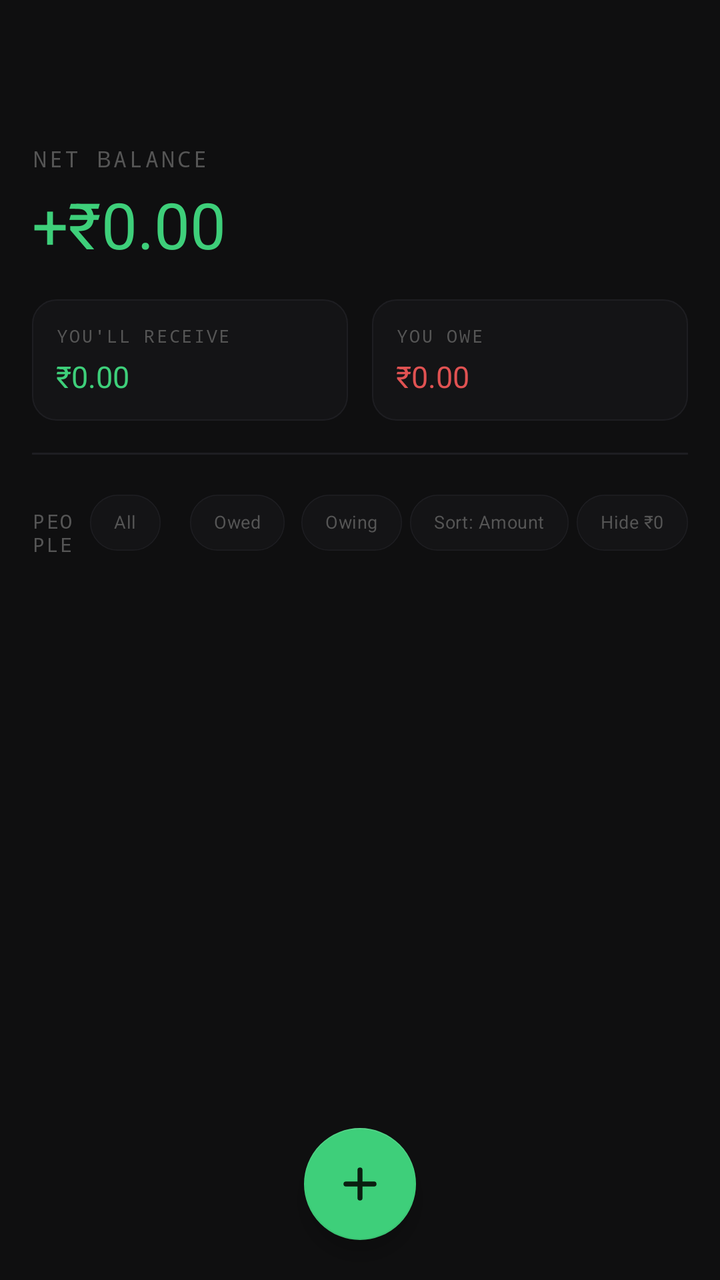
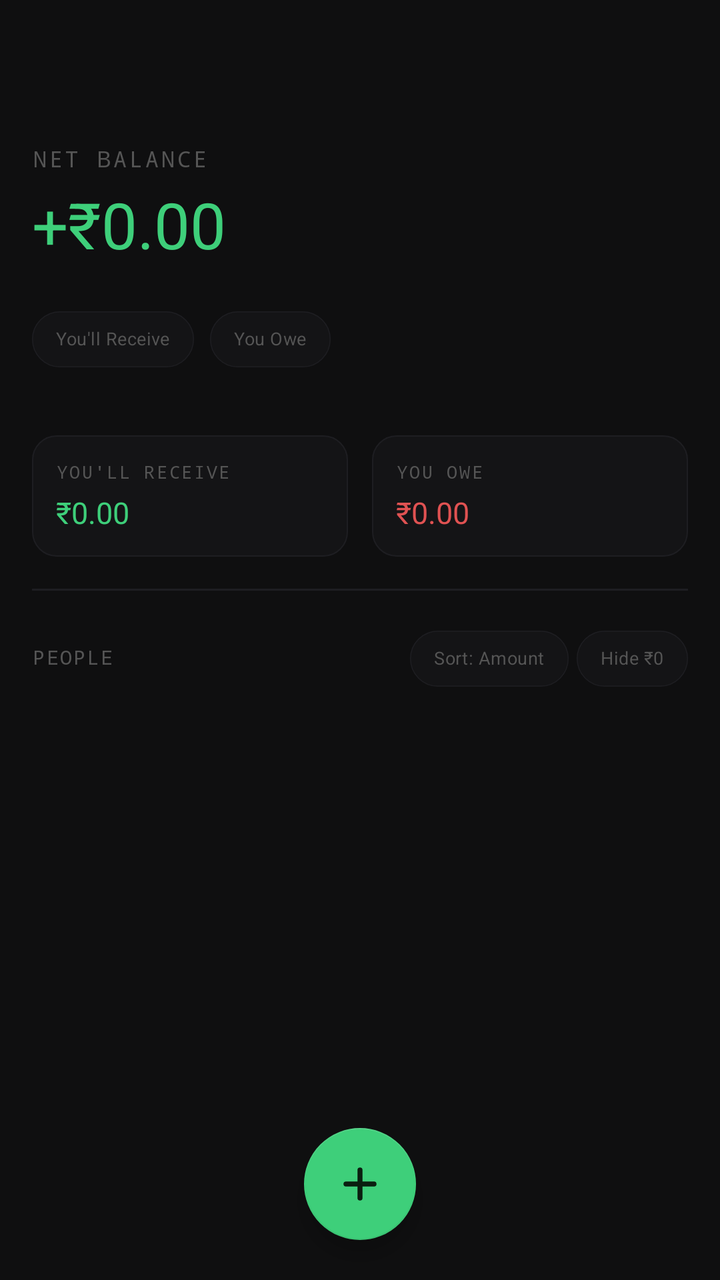

Compare the two renders of this Android layout. The source of the first and the diff that turns it into the second are given below.
<!-- AndroidManifest.xml: application theme Theme.OfflineLedger -->
<!-- res/layout/activity_home.xml -->
<?xml version="1.0" encoding="utf-8"?>
<androidx.coordinatorlayout.widget.CoordinatorLayout
    xmlns:android="http://schemas.android.com/apk/res/android"
    xmlns:app="http://schemas.android.com/apk/res-auto"
    android:layout_width="match_parent"
    android:layout_height="match_parent"
    android:background="@color/bg_primary">

    <com.google.android.material.appbar.AppBarLayout
        android:id="@+id/appBarLayout"
        android:layout_width="match_parent"
        android:layout_height="wrap_content"
        android:background="@color/bg_primary"
        app:elevation="0dp">

        <androidx.appcompat.widget.Toolbar
            android:id="@+id/toolbar"
            android:layout_width="match_parent"
            android:layout_height="?attr/actionBarSize"
            android:background="@color/bg_primary" />

    </com.google.android.material.appbar.AppBarLayout>

    <androidx.core.widget.NestedScrollView
        android:layout_width="match_parent"
        android:layout_height="match_parent"
        app:layout_behavior="@string/appbar_scrolling_view_behavior">

        <LinearLayout
            android:layout_width="match_parent"
            android:layout_height="wrap_content"
            android:orientation="vertical"
            android:padding="16dp">

            
            <TextView
                android:id="@+id/tvNetBalanceLabel"
                android:layout_width="wrap_content"
                android:layout_height="wrap_content"
                android:text="Net Balance"
                android:textColor="@color/hint_text"
                android:textSize="11sp"
                android:letterSpacing="0.12"
                android:textAllCaps="true"
                android:fontFamily="monospace"
                android:layout_marginBottom="4dp"/>

            <TextView
                android:id="@+id/tvNetBalance"
                android:layout_width="wrap_content"
                android:layout_height="wrap_content"
                android:text="+₹0.00"
                android:textColor="@color/color_positive"
                android:textSize="32sp"
                android:layout_marginBottom="4dp"/>

            
            <LinearLayout
                android:layout_width="match_parent"
                android:layout_height="wrap_content"
                android:orientation="horizontal"
                android:layout_marginTop="12dp"
                android:layout_marginBottom="16dp">

                <LinearLayout
                    android:layout_width="0dp"
                    android:layout_height="wrap_content"
                    android:layout_weight="1"
                    android:orientation="vertical"
                    android:background="@drawable/bg_card"
                    android:padding="12dp"
                    android:layout_marginEnd="6dp">
                    <TextView
                        android:layout_width="wrap_content"
                        android:layout_height="wrap_content"
                        android:text="You'll Receive"
                        android:textColor="@color/hint_text"
                        android:textSize="9sp"
                        android:textAllCaps="true"
                        android:letterSpacing="0.1"
                        android:fontFamily="monospace"
                        android:layout_marginBottom="4dp"/>
                    <TextView
                        android:id="@+id/tvReceivable"
                        android:layout_width="wrap_content"
                        android:layout_height="wrap_content"
                        android:text="₹0.00"
                        android:textColor="@color/color_positive"
                        android:textSize="15sp"/>
                </LinearLayout>

                <LinearLayout
                    android:layout_width="0dp"
                    android:layout_height="wrap_content"
                    android:layout_weight="1"
                    android:orientation="vertical"
                    android:background="@drawable/bg_card"
                    android:padding="12dp"
                    android:layout_marginStart="6dp">
                    <TextView
                        android:layout_width="wrap_content"
                        android:layout_height="wrap_content"
                        android:text="You Owe"
                        android:textColor="@color/hint_text"
                        android:textSize="9sp"
                        android:textAllCaps="true"
                        android:letterSpacing="0.1"
                        android:fontFamily="monospace"
                        android:layout_marginBottom="4dp"/>
                    <TextView
                        android:id="@+id/tvOwed"
                        android:layout_width="wrap_content"
                        android:layout_height="wrap_content"
                        android:text="₹0.00"
                        android:textColor="@color/color_negative"
                        android:textSize="15sp"/>
                </LinearLayout>
            </LinearLayout>

            <View
                android:layout_width="match_parent"
                android:layout_height="1dp"
                android:background="@color/divider"
                android:layout_marginBottom="10dp"/>

            
            <LinearLayout
                android:layout_width="match_parent"
                android:layout_height="wrap_content"
                android:orientation="horizontal"
                android:layout_marginBottom="10dp">

                <TextView
                    android:layout_width="0dp"
                    android:layout_height="wrap_content"
                    android:layout_weight="1"
                    android:text="People"
                    android:textColor="@color/hint_text"
                    android:textSize="10sp"
                    android:textAllCaps="true"
                    android:letterSpacing="0.08"
                    android:fontFamily="monospace"
                    android:gravity="center_vertical"/>

                <com.google.android.material.chip.ChipGroup
                    android:layout_width="wrap_content"
                    android:layout_height="wrap_content"
                    app:selectionRequired="true"
                    app:singleSelection="true">

                    <com.google.android.material.chip.Chip
                        android:id="@+id/chipAll"
                        style="@style/FilterChip"
                        android:layout_width="wrap_content"
                        android:layout_height="wrap_content"
                        android:text="All"
                        android:checked="true"/>

                    <com.google.android.material.chip.Chip
                        android:id="@+id/chipOwed"
                        style="@style/FilterChip"
                        android:layout_width="wrap_content"
                        android:layout_height="wrap_content"
                        android:text="Owed"/>

                    <com.google.android.material.chip.Chip
                        android:id="@+id/chipOwing"
                        style="@style/FilterChip"
                        android:layout_width="wrap_content"
                        android:layout_height="wrap_content"
                        android:text="Owing"/>

                </com.google.android.material.chip.ChipGroup>

                <com.google.android.material.chip.Chip
                    android:id="@+id/btnSortToggle"
                    style="@style/FilterChip"
                    android:layout_width="wrap_content"
                    android:layout_height="wrap_content"
                    android:text="Sort: Amount"
                    android:checkable="false"
                    android:layout_marginStart="4dp"/>

                <com.google.android.material.chip.Chip
                    android:id="@+id/chipHideZero"
                    style="@style/FilterChip"
                    android:layout_width="wrap_content"
                    android:layout_height="wrap_content"
                    android:layout_marginStart="4dp"
                    android:text="Hide ₹0"
                    android:checkable="true"/>

            </LinearLayout>

            
            <androidx.recyclerview.widget.RecyclerView
                android:id="@+id/recyclerView"
                android:layout_width="match_parent"
                android:layout_height="wrap_content"
                app:layoutManager="androidx.recyclerview.widget.LinearLayoutManager"
                android:nestedScrollingEnabled="false"/>

            <TextView
                android:id="@+id/tvEmpty"
                android:layout_width="match_parent"
                android:layout_height="wrap_content"
                android:text="No people added yet.\nTap + to get started."
                android:textColor="@color/hint_text"
                android:textSize="14sp"
                android:gravity="center"
                android:padding="40dp"
                android:visibility="gone"/>

        </LinearLayout>
    </androidx.core.widget.NestedScrollView>

    <com.google.android.material.floatingactionbutton.FloatingActionButton
        android:id="@+id/fabAdd"
        android:layout_width="wrap_content"
        android:layout_height="wrap_content"
        android:layout_gravity="bottom|center_horizontal"
        android:layout_margin="20dp"
        android:src="@drawable/ic_add"
        android:contentDescription="Add person"
        app:backgroundTint="@color/color_positive"
        app:tint="@color/fab_icon_tint"/>

</androidx.coordinatorlayout.widget.CoordinatorLayout>
<!-- resources referenced by this layout -->
<resources>
  <color name="bg_primary">#0F0F10</color>
  <color name="color_negative">#E05252</color>
  <color name="color_positive">#3ECF7A</color>
  <color name="divider">#1E1E22</color>
  <color name="fab_icon_tint">#0A1F10</color>
  <color name="hint_text">#555555</color>
  <!-- drawable bg_card (drawable) -->
  <?xml version="1.0" encoding="utf-8"?>
  <shape xmlns:android="http://schemas.android.com/apk/res/android">
      <solid android:color="@color/bg_card"/>
      <corners android:radius="12dp"/>
      <stroke android:width="0.5dp" android:color="@color/divider"/>
  </shape>
  <!-- drawable ic_add (drawable) -->
  <?xml version="1.0" encoding="utf-8"?>
  <vector xmlns:android="http://schemas.android.com/apk/res/android"
      android:width="24dp" android:height="24dp"
      android:viewportWidth="24" android:viewportHeight="24">
      <path android:fillColor="@android:color/transparent"
          android:pathData="M12,5 L12,19 M5,12 L19,12"
          android:strokeColor="#0A1F10"
          android:strokeWidth="2.5"
          android:strokeLineCap="round"/>
  </vector>
  <style name="FilterChip" parent="Widget.MaterialComponents.Chip.Filter">
          <item name="chipBackgroundColor">@color/bg_card</item>
          <item name="android:textColor">@color/hint_text</item>
          <item name="checkedIconVisible">false</item>
          <item name="chipStrokeColor">@color/divider</item>
          <item name="chipStrokeWidth">0.5dp</item>
          <item name="android:textSize">9sp</item>
          <item name="chipMinHeight">28dp</item>
      </style>
  <style name="Theme.OfflineLedger" parent="Theme.MaterialComponents.DayNight.NoActionBar">
          <item name="colorPrimary">@color/colorPrimary</item>
          <item name="colorPrimaryVariant">@color/colorPrimaryVariant</item>
          <item name="colorOnPrimary">@color/colorOnPrimary</item>
          <item name="colorSecondary">@color/colorSecondary</item>
          <item name="colorOnSecondary">@color/colorOnSecondary</item>
          <item name="colorError">@color/colorError</item>
          <item name="colorOnError">@color/colorOnError</item>
          <item name="android:colorBackground">@color/colorBackground</item>
          <item name="colorOnBackground">@color/colorOnBackground</item>
          <item name="colorSurface">@color/colorSurface</item>
          <item name="colorOnSurface">@color/colorOnSurface</item>
          <item name="android:windowBackground">@color/bg_primary</item>
          <item name="android:statusBarColor">@color/bg_primary</item>
          <item name="android:navigationBarColor">@color/bg_primary</item>
          <item name="android:windowLightStatusBar">false</item>
          <item name="android:textColorPrimary">@color/primary_text</item>
          <item name="android:textColorSecondary">@color/secondary_text</item>
          <item name="android:textColorHint">@color/hint_text</item>
          <item name="materialAlertDialogTheme">@style/ThemeOverlay.MaterialComponents.Dialog.Alert</item>
      </style>
  <color name="bg_card">#141416</color>
  <color name="colorPrimary">#3ECF7A</color>
  <color name="colorPrimaryVariant">#2A9A58</color>
  <color name="colorOnPrimary">#0A1F10</color>
  <color name="colorSecondary">#3ECF7A</color>
  <color name="colorOnSecondary">#0A1F10</color>
  <color name="colorError">#E05252</color>
  <color name="colorOnError">#FFFFFF</color>
  <color name="colorBackground">#0F0F10</color>
  <color name="colorOnBackground">#E0E0E0</color>
  <color name="colorSurface">#141416</color>
  <color name="colorOnSurface">#E0E0E0</color>
  <color name="primary_text">#E0E0E0</color>
  <color name="secondary_text">#999999</color>
</resources>

<!-- the commit's change to res/layout/activity_home.xml (unified diff, before → after) -->
@@ -53,6 +53,32 @@
                 android:textColor="@color/color_positive"
                 android:textSize="32sp"
                 android:layout_marginBottom="4dp"/>
+
+            
+            <com.google.android.material.chip.ChipGroup
+                android:id="@+id/chipGroupBalanceFilter"
+                android:layout_width="wrap_content"
+                android:layout_height="wrap_content"
+                android:layout_marginTop="8dp"
+                android:layout_marginBottom="12dp"
+                app:singleSelection="true"
+                app:selectionRequired="false">
+
+                <com.google.android.material.chip.Chip
+                    android:id="@+id/chipYouWillReceive"
+                    style="@style/FilterChip"
+                    android:layout_width="wrap_content"
+                    android:layout_height="wrap_content"
+                    android:text="You&#39;ll Receive"/>
+
+                <com.google.android.material.chip.Chip
+                    android:id="@+id/chipYouOwe"
+                    style="@style/FilterChip"
+                    android:layout_width="wrap_content"
+                    android:layout_height="wrap_content"
+                    android:text="You Owe"/>
+
+            </com.google.android.material.chip.ChipGroup>
 
             
             <LinearLayout
@@ -142,35 +168,6 @@
                     android:fontFamily="monospace"
                     android:gravity="center_vertical"/>
 
-                <com.google.android.material.chip.ChipGroup
-                    android:layout_width="wrap_content"
-                    android:layout_height="wrap_content"
-                    app:selectionRequired="true"
-                    app:singleSelection="true">
-
-                    <com.google.android.material.chip.Chip
-                        android:id="@+id/chipAll"
-                        style="@style/FilterChip"
-                        android:layout_width="wrap_content"
-                        android:layout_height="wrap_content"
-                        android:text="All"
-                        android:checked="true"/>
-
-                    <com.google.android.material.chip.Chip
-                        android:id="@+id/chipOwed"
-                        style="@style/FilterChip"
-                        android:layout_width="wrap_content"
-                        android:layout_height="wrap_content"
-                        android:text="Owed"/>
-
-                    <com.google.android.material.chip.Chip
-                        android:id="@+id/chipOwing"
-                        style="@style/FilterChip"
-                        android:layout_width="wrap_content"
-                        android:layout_height="wrap_content"
-                        android:text="Owing"/>
-
-                </com.google.android.material.chip.ChipGroup>
 
                 <com.google.android.material.chip.Chip
                     android:id="@+id/btnSortToggle"
